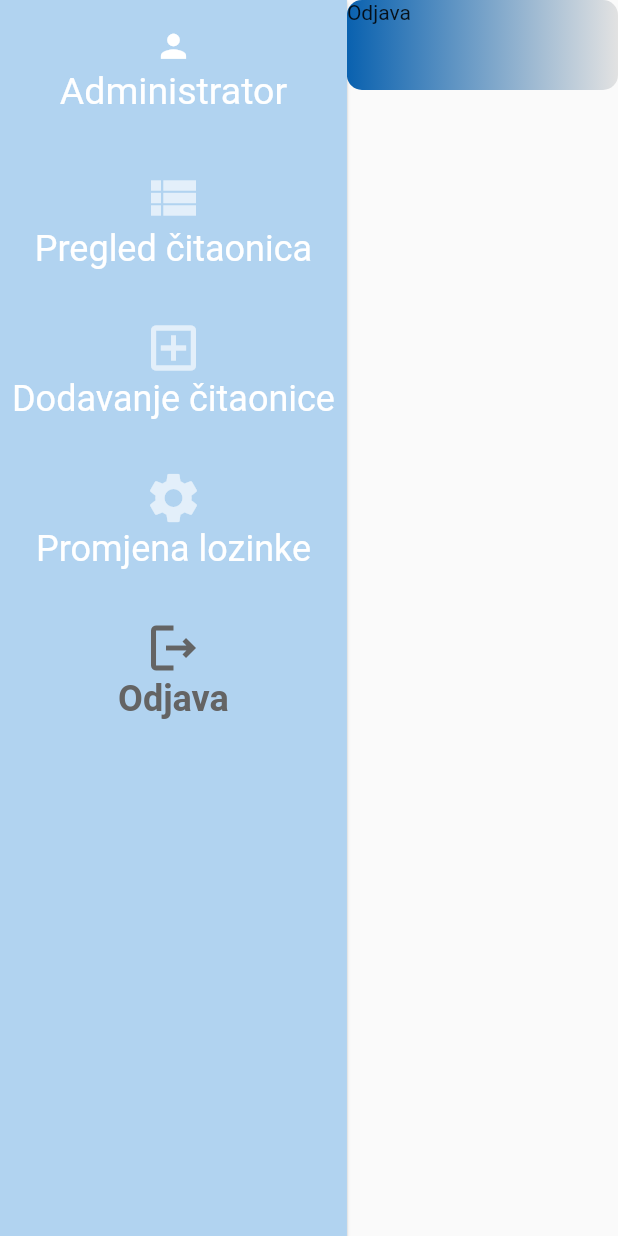
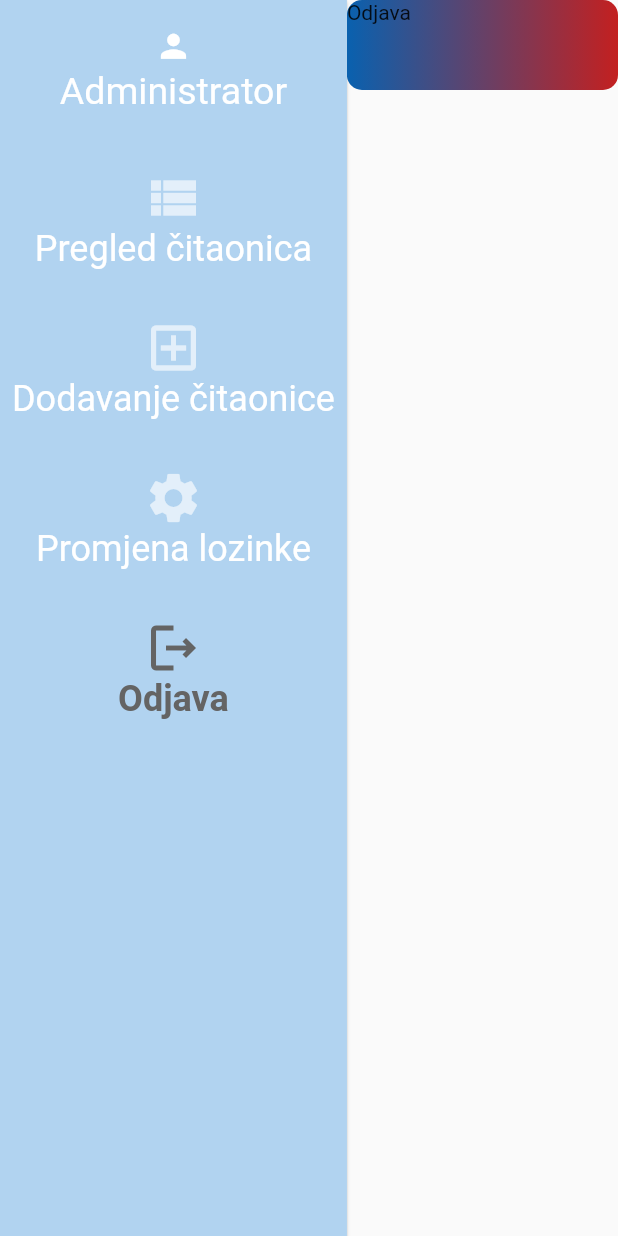
Before and after one commit to blagojevicNikola/WebPametnaCitaonica, a Flutter app: the MyHomePage screen opened directly, after a tap on "Dodavanje čitaonice", after a tap on "Promjena lozinke", after a tap on "Odjava", on a phone screen of 412 x 824 dp. Run offline on Flutter 3.47's test engine with Material 2 defaults, Android fonts, the phone set to English and light mode, and no system bars; our stand-ins replace dio, file_picker, shared_preferences; missing offline and left inert: dart:html; accounts and stored records are empty; network calls fail.

Commit message:
Ponovna promjena boje

```diff
--- a/lib/pages/odjava_page.dart
+++ b/lib/pages/odjava_page.dart
@@ -23,7 +23,7 @@ class _OdjavaPageState extends State<OdjavaPage> {
               end: Alignment.centerRight,
               colors: [
                 Color(0xFF0961AF),
-                Color.fromARGB(255, 226, 226, 226),
+                Color.fromARGB(255, 195, 32, 32),
               ],
             ),
             borderRadius: BorderRadius.circular(10)),
```
